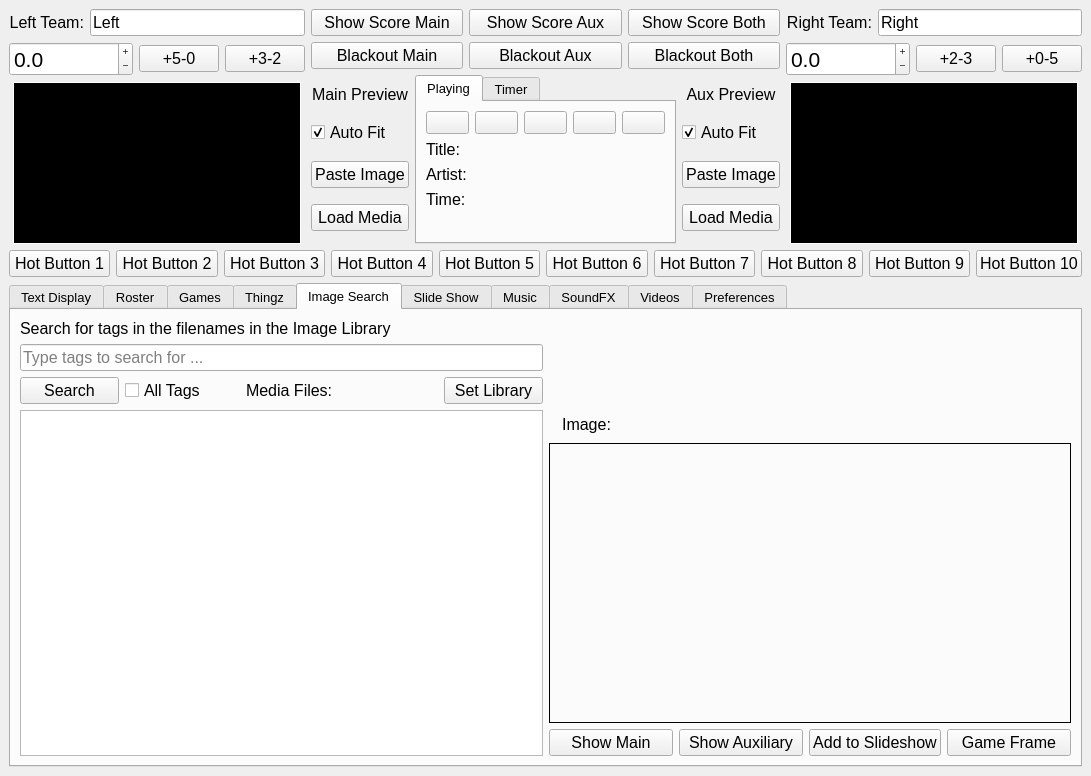
Old version of the form ImproTronControlPanel.ui in the repository guywinterbotham/ImproTron.
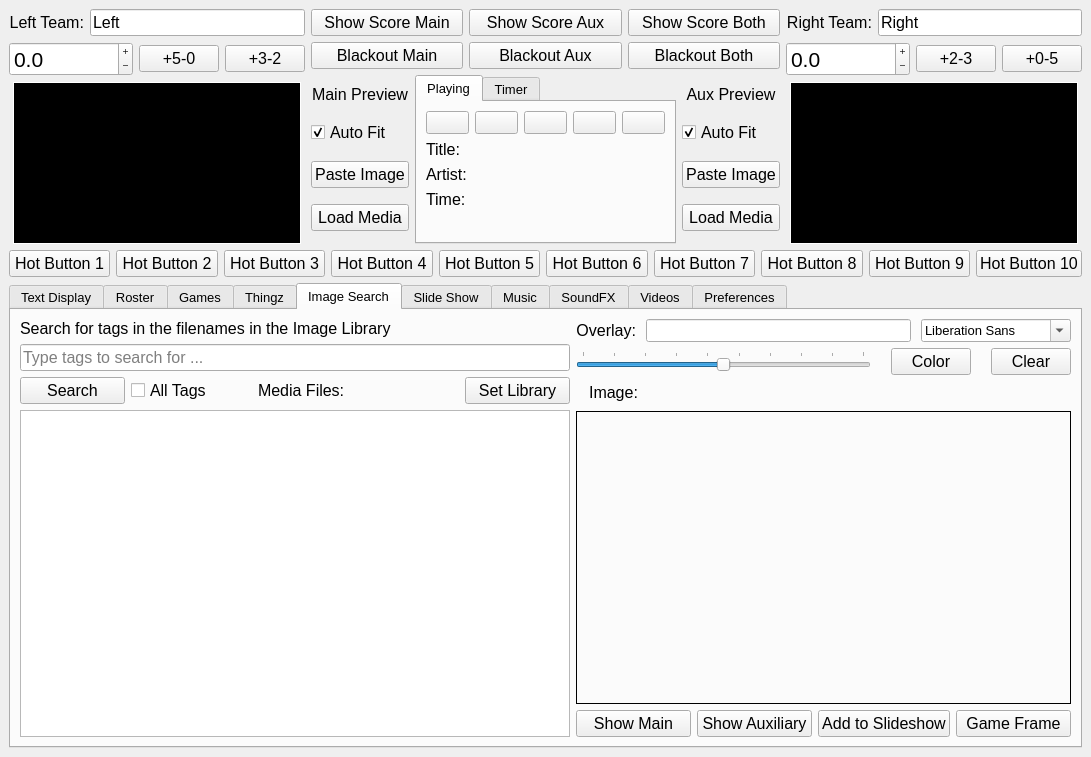
New version of the form. The open tabs and pages were chosen to show the change. Icons and pictures are not drawn.

Commit message: Added the ability to do image overlay on image search. Re-enable single loop for previews

```diff
--- a/ImproTronControlPanel.ui
+++ b/ImproTronControlPanel.ui
@@ -6,8 +6,8 @@
    <rect>
     <x>0</x>
     <y>0</y>
-    <width>1048</width>
-    <height>776</height>
+    <width>1056</width>
+    <height>757</height>
    </rect>
   </property>
   <property name="sizePolicy">
@@ -3078,8 +3078,8 @@
             </property>
             <property name="minimumSize">
              <size>
-              <width>0</width>
-              <height>317</height>
+              <width>550</width>
+              <height>302</height>
              </size>
             </property>
             <property name="maximumSize">
@@ -3098,17 +3098,104 @@
            <number>0</number>
           </property>
           <item>
-           <spacer name="searchImageVS">
-            <property name="orientation">
-             <enum>Qt::Orientation::Vertical</enum>
+           <layout class="QHBoxLayout" name="mediaSearchOverlayHL">
+            <property name="spacing">
+             <number>10</number>
             </property>
-            <property name="sizeHint" stdset="0">
-             <size>
-              <width>20</width>
-              <height>40</height>
-             </size>
+            <property name="bottomMargin">
+             <number>0</number>
             </property>
-           </spacer>
+            <item>
+             <widget class="QLabel" name="mediaSearchOverlayLBL">
+              <property name="font">
+               <font>
+                <pointsize>12</pointsize>
+               </font>
+              </property>
+              <property name="text">
+               <string>Overlay:</string>
+              </property>
+              <property name="alignment">
+               <set>Qt::AlignmentFlag::AlignRight|Qt::AlignmentFlag::AlignTrailing|Qt::AlignmentFlag::AlignVCenter</set>
+              </property>
+             </widget>
+            </item>
+            <item>
+             <widget class="QLineEdit" name="mediaSearchOverlayLE"/>
+            </item>
+            <item>
+             <widget class="QFontComboBox" name="mediaSearchtOverlayFB">
+              <property name="sizePolicy">
+               <sizepolicy hsizetype="Maximum" vsizetype="Fixed">
+                <horstretch>0</horstretch>
+                <verstretch>0</verstretch>
+               </sizepolicy>
+              </property>
+              <property name="maximumSize">
+               <size>
+                <width>150</width>
+                <height>16777215</height>
+               </size>
+              </property>
+             </widget>
+            </item>
+           </layout>
+          </item>
+          <item>
+           <layout class="QHBoxLayout" name="horizontalLayout_6">
+            <property name="spacing">
+             <number>20</number>
+            </property>
+            <item>
+             <widget class="QSlider" name="mediaSearchtOverlayColorSLD">
+              <property name="minimum">
+               <number>10</number>
+              </property>
+              <property name="maximum">
+               <number>100</number>
+              </property>
+              <property name="singleStep">
+               <number>2</number>
+              </property>
+              <property name="value">
+               <number>55</number>
+              </property>
+              <property name="orientation">
+               <enum>Qt::Orientation::Horizontal</enum>
+              </property>
+              <property name="tickPosition">
+               <enum>QSlider::TickPosition::TicksAbove</enum>
+              </property>
+              <property name="tickInterval">
+               <number>10</number>
+              </property>
+             </widget>
+            </item>
+            <item>
+             <widget class="QPushButton" name="mediaSearchtOverlayColorPB">
+              <property name="font">
+               <font>
+                <pointsize>12</pointsize>
+               </font>
+              </property>
+              <property name="text">
+               <string>Color</string>
+              </property>
+             </widget>
+            </item>
+            <item>
+             <widget class="QPushButton" name="mediaSearchtOverlayClearPB">
+              <property name="font">
+               <font>
+                <pointsize>12</pointsize>
+               </font>
+              </property>
+              <property name="text">
+               <string>Clear</string>
+              </property>
+             </widget>
+            </item>
+           </layout>
           </item>
           <item>
            <layout class="QHBoxLayout" name="mediaFileNameHL">
@@ -3166,15 +3253,15 @@
           <item>
            <widget class="QLabel" name="mediaSearchPreviewLBL">
             <property name="sizePolicy">
-             <sizepolicy hsizetype="Preferred" vsizetype="Fixed">
+             <sizepolicy hsizetype="Preferred" vsizetype="Preferred">
               <horstretch>0</horstretch>
               <verstretch>0</verstretch>
              </sizepolicy>
             </property>
             <property name="minimumSize">
              <size>
-              <width>500</width>
-              <height>280</height>
+              <width>0</width>
+              <height>0</height>
              </size>
             </property>
             <property name="frameShape">
```
Left out of the diff: 122 changed lines with no effect on the pictures. The commit also changes 8 other files.
